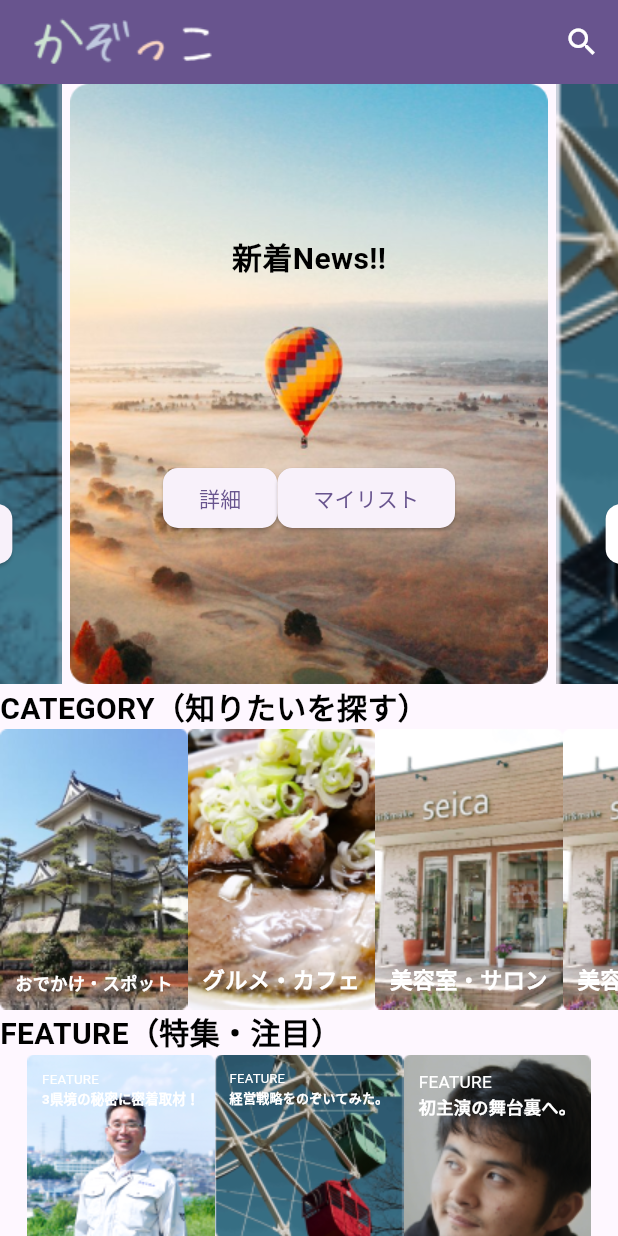
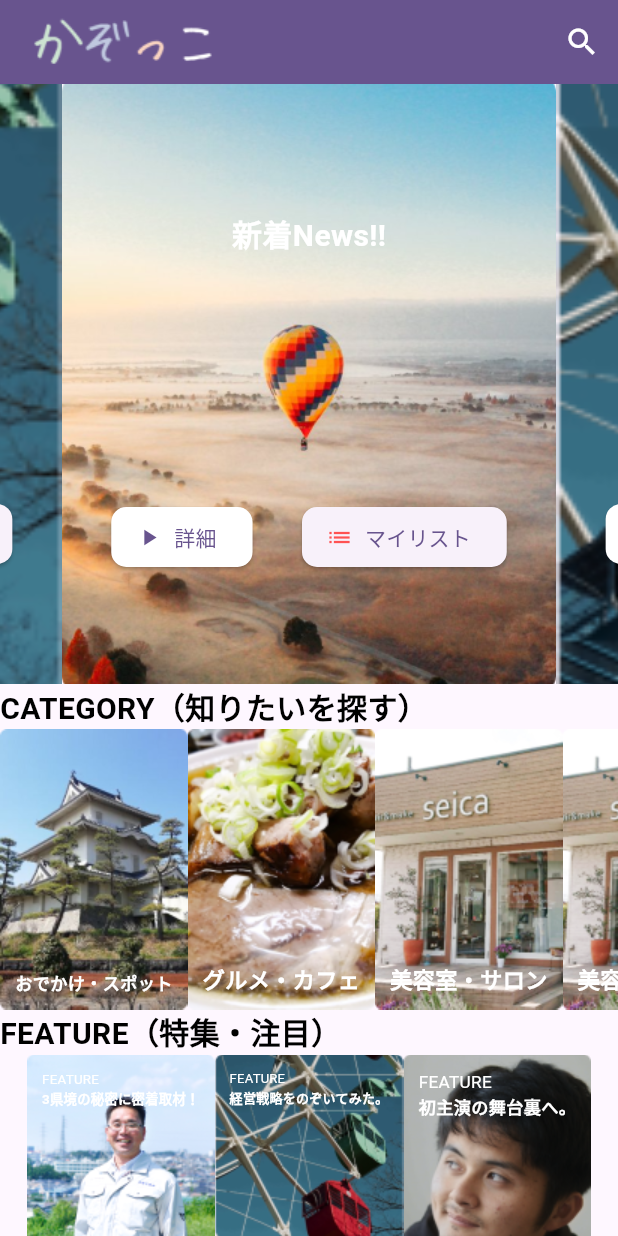
Before and after one commit to akagisrapid/kazo-city-media, a Flutter app: the screen it shows after launch, on a phone screen of 412 x 824 dp. Run offline on Flutter 3.47's test engine with Material 2 defaults, Android fonts, the phone set to English and light mode, and no system bars; drawn by our look-alikes of carousel_slider; our stand-ins replace cloud_firestore, device_preview, firebase_core; accounts and stored records are empty.

Commit message:
latest_news_top_card

```diff
--- a/kazo_city_media/lib/UI/card/latest_news_top_card.dart
+++ b/kazo_city_media/lib/UI/card/latest_news_top_card.dart
@@ -4,45 +4,60 @@ class LatestNewsItem extends StatelessWidget {
   const LatestNewsItem({super.key});
   @override
   Widget build(BuildContext context) {
-    return Stack(alignment: AlignmentDirectional.center, children: [
-      Image.asset(
-        'images/news.png',
-        fit: BoxFit.contain,
-      ),
-      const Positioned(
-          top: 100,
-          child: Text('新着News!!',
+    return  Container(
+      decoration: const BoxDecoration(
+          image: DecorationImage(
+              image: AssetImage('images/news.png'), fit: BoxFit.cover)),
+      alignment: AlignmentDirectional.center,
+      child: Column(
+        children: [
+        const Text('新着News!!',
               style: TextStyle(
                 fontSize: 20,
                 fontWeight: FontWeight.bold,
-                color: Colors.black,
-              ))),
-      Positioned(
-          bottom: 100,
-          child: Row(mainAxisAlignment: MainAxisAlignment.center, children: [
+                color: Colors.white,
+                height: 10
+              )
+              ),
+              Container(
+            alignment: Alignment.center,
+            height: 200,
+            child: Row(
+              mainAxisAlignment: MainAxisAlignment.center,
+               children: [
+                const Spacer(),
+                Container(
+                alignment: Alignment.center,
+                child: ElevatedButton.icon(
+                  style: ElevatedButton.styleFrom(
+                    backgroundColor: Colors.white,
+                    shape: RoundedRectangleBorder(
+                      borderRadius: BorderRadius.circular(10),
+                    ),
+                  ),
+                  onPressed: ()=>{
+                    Navigator.pushNamed(context, '/explore_spot_list')
+                  },
+                  icon: const Icon(Icons.play_arrow), label: const Text("詳細"))
+                ),
+                const Spacer(),
+
             Container(
-                alignment: Alignment.bottomCenter,
-                child: ElevatedButton(
+                alignment: Alignment.center,
+                child: ElevatedButton.icon(
                   style: ElevatedButton.styleFrom(
                     shape: RoundedRectangleBorder(
                       borderRadius: BorderRadius.circular(10),
                     ),
                   ),
                   onPressed: () {},
-                  child: const Text('詳細'),
+                  icon: const Icon(Icons.list, color: Colors.redAccent,), // ここを変更
+                  label: const Text('マイリスト'),
                 )),
-            Container(
-                alignment: Alignment.bottomCenter,
-                child: ElevatedButton(
-                  style: ElevatedButton.styleFrom(
-                    shape: RoundedRectangleBorder(
-                      borderRadius: BorderRadius.circular(10),
-                    ),
-                  ),
-                  onPressed: () {},
-                  child: const Text('マイリスト'),
-                ))
-          ]))
-    ]);
+                const Spacer(),
+          ])
+           )
+      ],
+      ));
   }
 }
```
